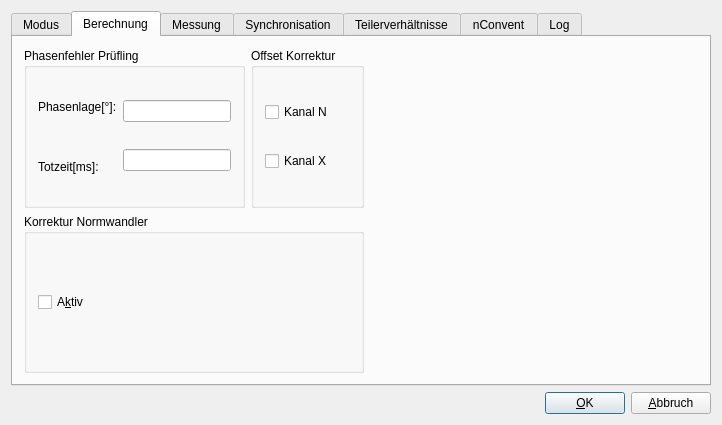
ZeraGmbH/wm-project, file wm3000i/confdialogbase.ui: the form before one commit.
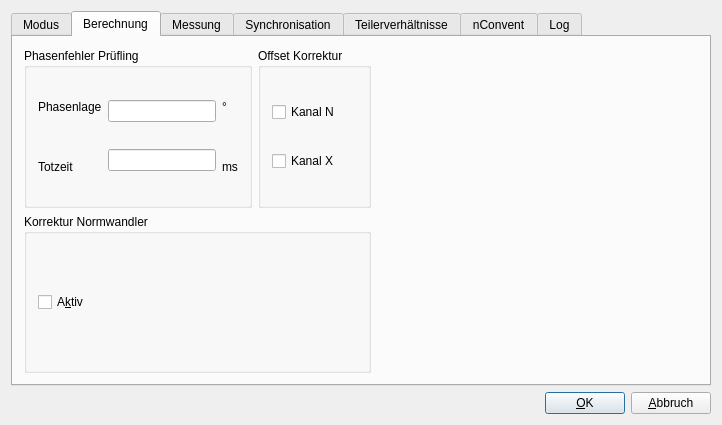
The form after the commit. The open tabs and pages were chosen to show the change.

The edit to the form file:
```diff
--- a/wm3000i/confdialogbase.ui
+++ b/wm3000i/confdialogbase.ui
@@ -228,20 +228,10 @@
                   <string>Phasenfehler Prüfling</string>
                  </property>
                  <layout class="QGridLayout">
-                  <item row="1" column="0">
-                   <widget class="QLabel" name="CmpKorrLabel2">
-                    <property name="text">
-                     <string>Totzeit[ms]:</string>
-                    </property>
-                    <property name="wordWrap">
-                     <bool>false</bool>
-                    </property>
-                   </widget>
-                  </item>
                   <item row="0" column="0">
                    <widget class="QLabel" name="CmpKorrLabel1">
                     <property name="text">
-                     <string>Phasenlage[°]:</string>
+                     <string>Phasenlage</string>
                     </property>
                     <property name="wordWrap">
                      <bool>false</bool>
@@ -278,6 +268,30 @@
                     </item>
                    </layout>
                   </item>
+                  <item row="1" column="0">
+                   <widget class="QLabel" name="CmpKorrLabel2">
+                    <property name="text">
+                     <string>Totzeit</string>
+                    </property>
+                    <property name="wordWrap">
+                     <bool>false</bool>
+                    </property>
+                   </widget>
+                  </item>
+                  <item row="0" column="2">
+                   <widget class="QLabel" name="label_3">
+                    <property name="text">
+                     <string>°</string>
+                    </property>
+                   </widget>
+                  </item>
+                  <item row="1" column="2">
+                   <widget class="QLabel" name="label_4">
+                    <property name="text">
+                     <string>ms</string>
+                    </property>
+                   </widget>
+                  </item>
                  </layout>
                 </widget>
                </item>
```
Left out of the diff: 20 changed lines with no effect on the pictures.
